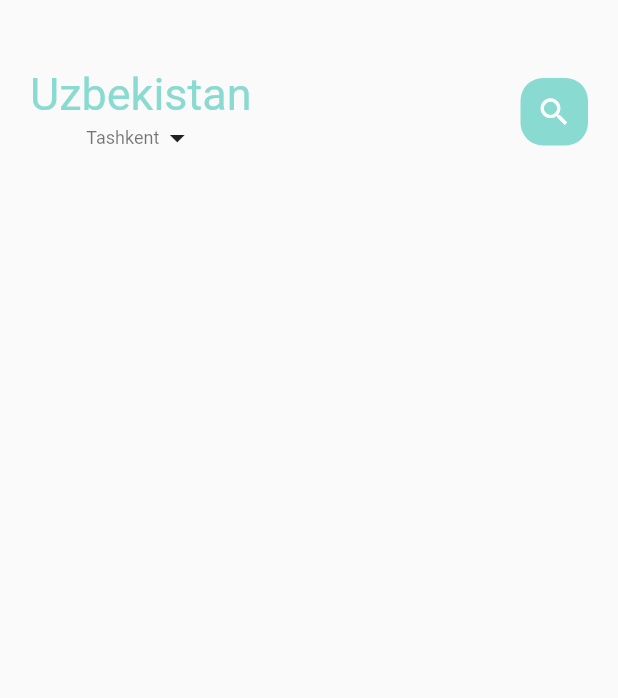
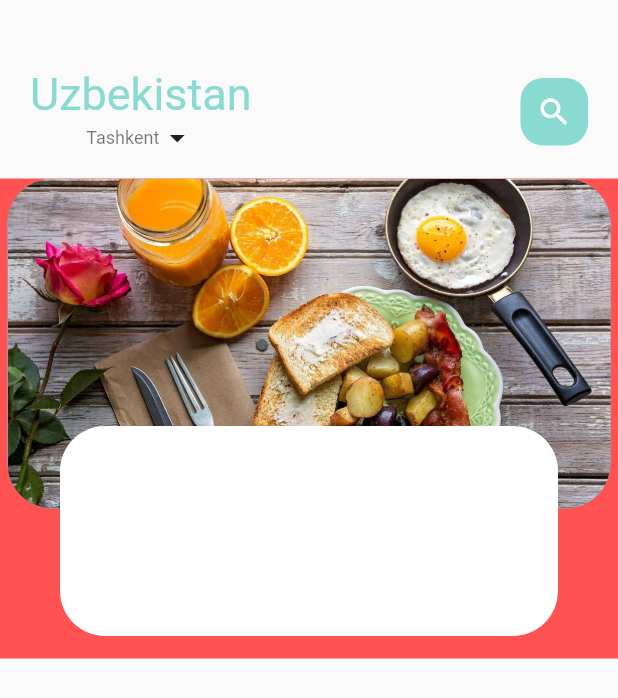
Before and after one commit to shakhriyor-toshpulatov/food_delivery, a Flutter app: the screen it shows after launch, on a phone screen of 412 x 824 dp. Shown: the top 698 px of the screen. Run offline on Flutter 3.47's test engine with Material 2 defaults, Android fonts, the phone set to English and light mode, and no system bars.

Commit message:
food page body start create

```diff
--- /dev/null
+++ b/lib/home/food_page_body.dart
@@ -0,0 +1,54 @@
+import 'package:flutter/material.dart';
+
+class FoodPageBody extends StatefulWidget {
+  const FoodPageBody({Key? key}) : super(key: key);
+
+  @override
+  State<FoodPageBody> createState() => _FoodPageBodyState();
+}
+
+class _FoodPageBodyState extends State<FoodPageBody> {
+
+  @override
+  Widget build(BuildContext context) {
+    return Container(
+      color: Colors.redAccent,
+      height: 320,
+      child: PageView.builder(
+          itemCount: 5,
+          itemBuilder: (context, position) {
+            return _buildPageItem(position);
+          }),
+    );
+  }
+
+  Widget _buildPageItem(int index) {
+    return Stack(
+      children: [
+        Container(
+          height: 220,
+          margin: EdgeInsets.only(left: 5, right: 5),
+          decoration: BoxDecoration(
+            borderRadius: BorderRadius.circular(30),
+            color: index.isEven ? Color(0xFF69c5df) : Color(0xFF9294cc),
+            image: DecorationImage(
+              fit: BoxFit.cover,
+              image: AssetImage('assets/image/food2.png'),
+            ),
+          ),
+        ),
+        Align(
+          alignment: Alignment.bottomCenter,
+          child: Container(
+            height: 140,
+            margin: EdgeInsets.only(left: 40, right: 40, bottom: 15),
+            decoration: BoxDecoration(
+              borderRadius: BorderRadius.circular(30),
+              color: Colors.white,
+              ),
+            ),
+          ),
+      ],
+    );
+  }
+}
--- a/lib/home/main_food_page.dart
+++ b/lib/home/main_food_page.dart
@@ -1,4 +1,5 @@
 import 'package:flutter/material.dart';
+import 'package:foood_delivery/home/food_page_body.dart';
 import 'package:foood_delivery/widgets/big_text.dart';
 import 'package:foood_delivery/widgets/small_text.dart';
 
@@ -57,6 +58,7 @@
               ),
             ),
           ),
+          FoodPageBody(),
         ],
       ),
     );
```
